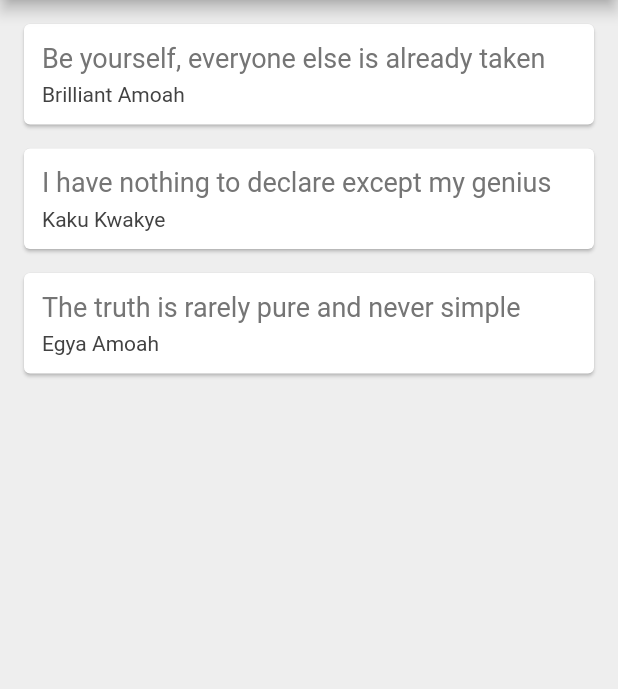
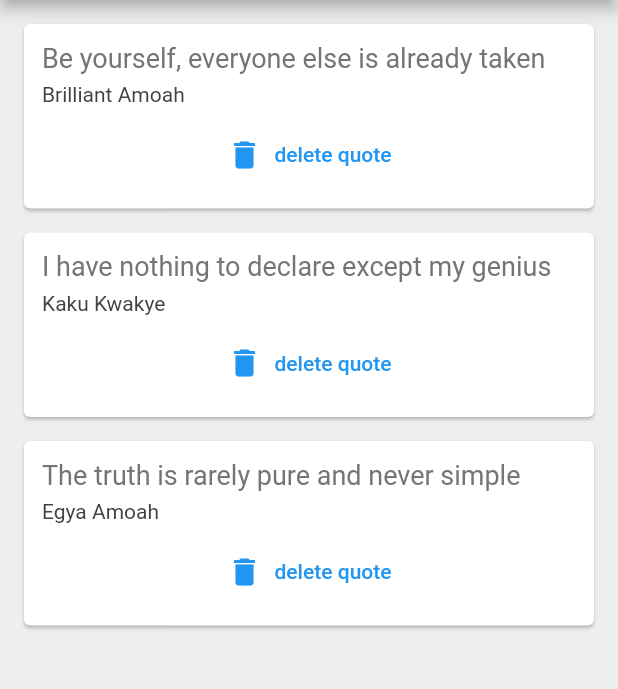
Before and after one commit to kwakyebrilliant/quotes, a Flutter app: the screen it shows after launch, on a phone screen of 412 x 824 dp, the part 84-773 px from its top. Run offline on Flutter 3.47's test engine with Material 2 defaults, Android fonts, the phone set to English and light mode, and no system bars.

Commit message:
textbutton added

```diff
--- a/lib/quote_card.dart
+++ b/lib/quote_card.dart
@@ -31,6 +31,13 @@ class QuoteCard extends StatelessWidget {
                 color: Colors.grey[800],
               ),
             ),
+            const SizedBox(
+              height: 8.0,
+            ),
+            TextButton.icon(
+                onPressed: () {},
+                icon: const Icon(Icons.delete),
+                label: const Text('delete quote'))
           ],
         ),
       ),
```
